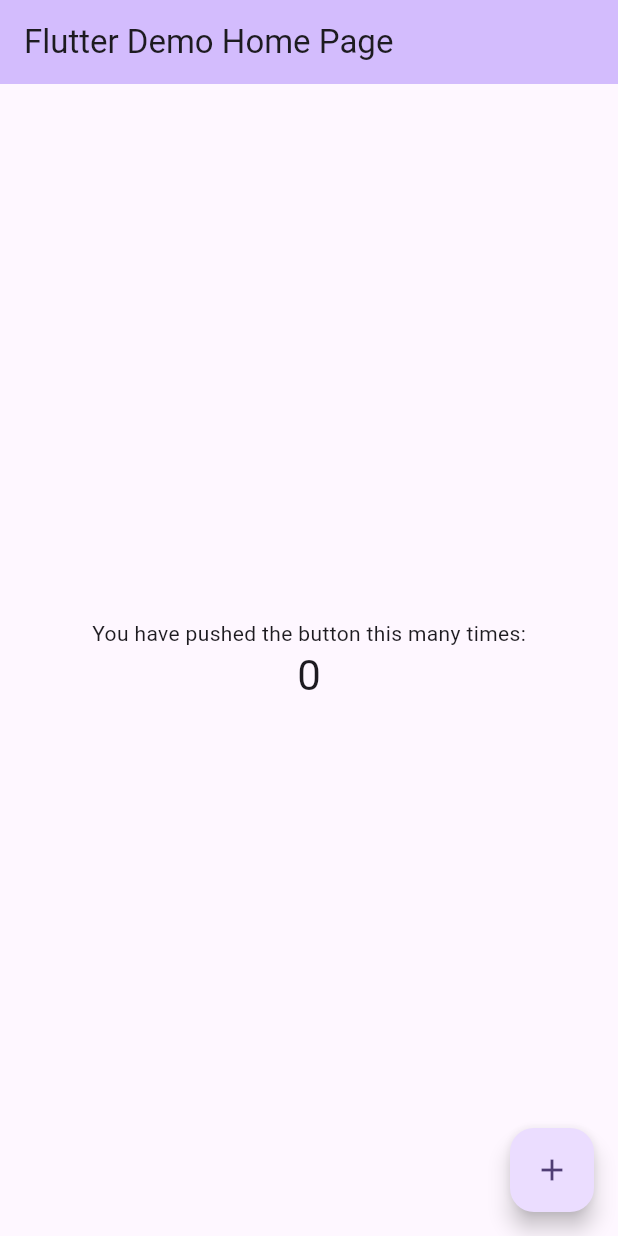
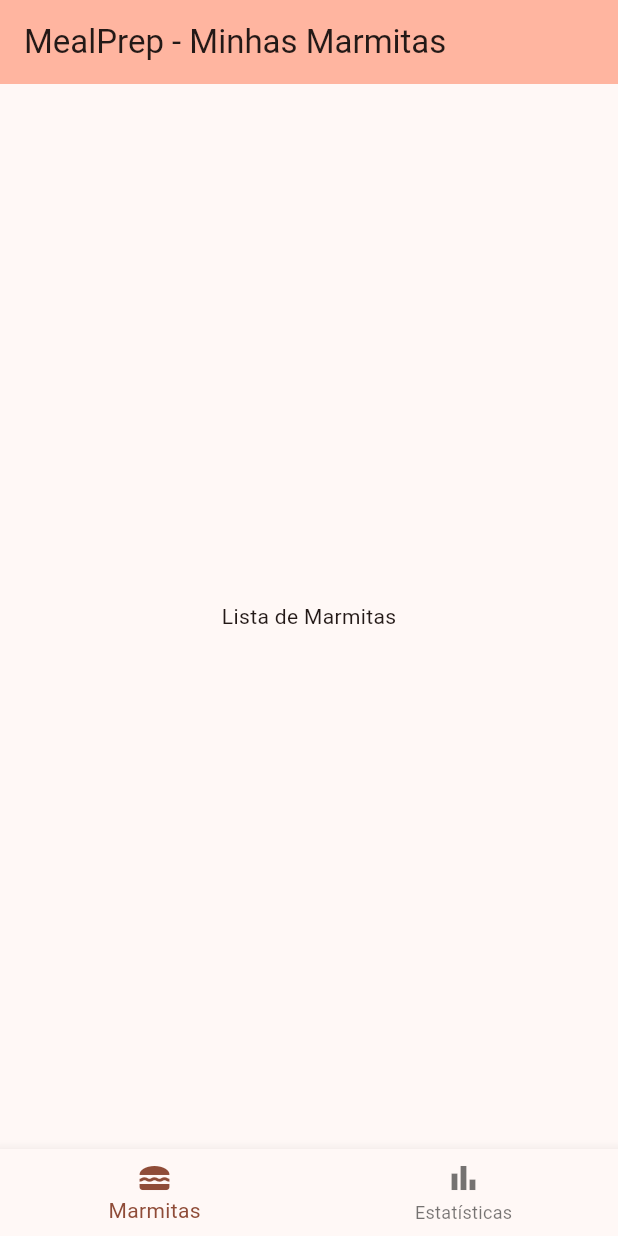
Before and after one commit to RobertoCLN/organizador_marmitas, a Flutter app: the screen it shows after launch, on a phone screen of 412 x 824 dp. Run offline on Flutter 3.47's test engine with Material 3 defaults, Android fonts, the phone set to English and light mode, and no system bars.

Commit message:
feat: adciona TelaPrincipal com BottomNavigationBar

```diff
--- a/lib/main.dart
+++ b/lib/main.dart
@@ -1,4 +1,5 @@
 import 'package:flutter/material.dart';
+import 'screens/tela_principal.dart';
 
 void main() {
   runApp(const MyApp());
@@ -7,116 +8,16 @@ void main() {
 class MyApp extends StatelessWidget {
   const MyApp({super.key});
 
-  // This widget is the root of your application.
   @override
   Widget build(BuildContext context) {
     return MaterialApp(
-      title: 'Flutter Demo',
+      debugShowCheckedModeBanner: false,
+      title: 'Organizador de Marmitas',
       theme: ThemeData(
-        // This is the theme of your application.
-        //
-        // TRY THIS: Try running your application with "flutter run". You'll see
-        // the application has a purple toolbar. Then, without quitting the app,
-        // try changing the seedColor in the colorScheme below to Colors.green
-        // and then invoke "hot reload" (save your changes or press the "hot
-        // reload" button in a Flutter-supported IDE, or press "r" if you used
-        // the command line to start the app).
-        //
-        // Notice that the counter didn't reset back to zero; the application
-        // state is not lost during the reload. To reset the state, use hot
-        // restart instead.
-        //
-        // This works for code too, not just values: Most code changes can be
-        // tested with just a hot reload.
-        colorScheme: .fromSeed(seedColor: Colors.deepPurple),
+        colorScheme: ColorScheme.fromSeed(seedColor: Colors.deepOrange),
+        useMaterial3: true,
       ),
-      home: const MyHomePage(title: 'Flutter Demo Home Page'),
+      home: const TelaPrincipal(),
     );
   }
 }
-
-class MyHomePage extends StatefulWidget {
-  const MyHomePage({super.key, required this.title});
-
-  // This widget is the home page of your application. It is stateful, meaning
-  // that it has a State object (defined below) that contains fields that affect
-  // how it looks.
-
-  // This class is the configuration for the state. It holds the values (in this
-  // case the title) provided by the parent (in this case the App widget) and
-  // used by the build method of the State. Fields in a Widget subclass are
-  // always marked "final".
-
-  final String title;
-
-  @override
-  State<MyHomePage> createState() => _MyHomePageState();
-}
-
-class _MyHomePageState extends State<MyHomePage> {
-  int _counter = 0;
-
-  void _incrementCounter() {
-    setState(() {
-      // This call to setState tells the Flutter framework that something has
-      // changed in this State, which causes it to rerun the build method below
-      // so that the display can reflect the updated values. If we changed
-      // _counter without calling setState(), then the build method would not be
-      // called again, and so nothing would appear to happen.
-      _counter++;
-    });
-  }
-
-  @override
-  Widget build(BuildContext context) {
-    // This method is rerun every time setState is called, for instance as done
-    // by the _incrementCounter method above.
-    //
-    // The Flutter framework has been optimized to make rerunning build methods
-    // fast, so that you can just rebuild anything that needs updating rather
-    // than having to individually change instances of widgets.
-    return Scaffold(
-      appBar: AppBar(
-        // TRY THIS: Try changing the color here to a specific color (to
-        // Colors.amber, perhaps?) and trigger a hot reload to see the AppBar
-        // change color while the other colors stay the same.
-        backgroundColor: Theme.of(context).colorScheme.inversePrimary,
-        // Here we take the value from the MyHomePage object that was created by
-        // the App.build method, and use it to set our appbar title.
-        title: Text(widget.title),
-      ),
-      body: Center(
-        // Center is a layout widget. It takes a single child and positions it
-        // in the middle of the parent.
-        child: Column(
-          // Column is also a layout widget. It takes a list of children and
-          // arranges them vertically. By default, it sizes itself to fit its
-          // children horizontally, and tries to be as tall as its parent.
-          //
-          // Column has various properties to control how it sizes itself and
-          // how it positions its children. Here we use mainAxisAlignment to
-          // center the children vertically; the main axis here is the vertical
-          // axis because Columns are vertical (the cross axis would be
-          // horizontal).
-          //
-          // TRY THIS: Invoke "debug painting" (choose the "Toggle Debug Paint"
-          // action in the IDE, or press "p" in the console), to see the
-          // wireframe for each widget.
-          mainAxisAlignment: .center,
-          children: [
-            const Text('You have pushed the button this many times:'),
-            Text(
-              '$_counter',
-              style: Theme.of(context).textTheme.headlineMedium,
-            ),
-          ],
-        ),
-      ),
-      floatingActionButton: FloatingActionButton(
-        onPressed: _incrementCounter,
-        tooltip: 'Increment',
-        child: const Icon(Icons.add),
-      ),
-    );
-  }
-}
--- /dev/null
+++ b/lib/screens/tela_principal.dart
@@ -0,0 +1,50 @@
+import 'package:flutter/material.dart';
+
+class TelaPrincipal extends StatefulWidget {
+  const TelaPrincipal({super.key});
+
+  @override
+  State<TelaPrincipal> createState() => _TelaPrincipalState();
+}
+
+class _TelaPrincipalState extends State<TelaPrincipal> {
+  // Índice da aba atualmente selecionada
+  int _indiceAtual = 0;
+
+  final List<Widget> _telas = [
+    const Center(child: Text('Lista de Marmitas')),
+    const Center(child: Text('Estatísticas')),
+  ];
+
+  void _aoMudarAba(int indice) {
+    setState(() {
+      _indiceAtual = indice;
+    });
+  }
+
+  @override
+  Widget build(BuildContext context) {
+    return Scaffold(
+      appBar: AppBar(
+        title: const Text('MealPrep - Minhas Marmitas'),
+        backgroundColor: Theme.of(context).colorScheme.inversePrimary,
+      ),
+      body: _telas[_indiceAtual],
+
+      bottomNavigationBar: BottomNavigationBar(
+        currentIndex: _indiceAtual,
+        onTap: _aoMudarAba,
+        items: const [
+          BottomNavigationBarItem(
+            icon: Icon(Icons.lunch_dining),
+            label: 'Marmitas',
+          ),
+          BottomNavigationBarItem(
+            icon: Icon(Icons.bar_chart),
+            label: 'Estatísticas',
+          ),
+        ],
+      ),
+    );
+  }
+}
```
Also changed, not shown: lib/models/marmita.dart (added, +37 -0 lines).
